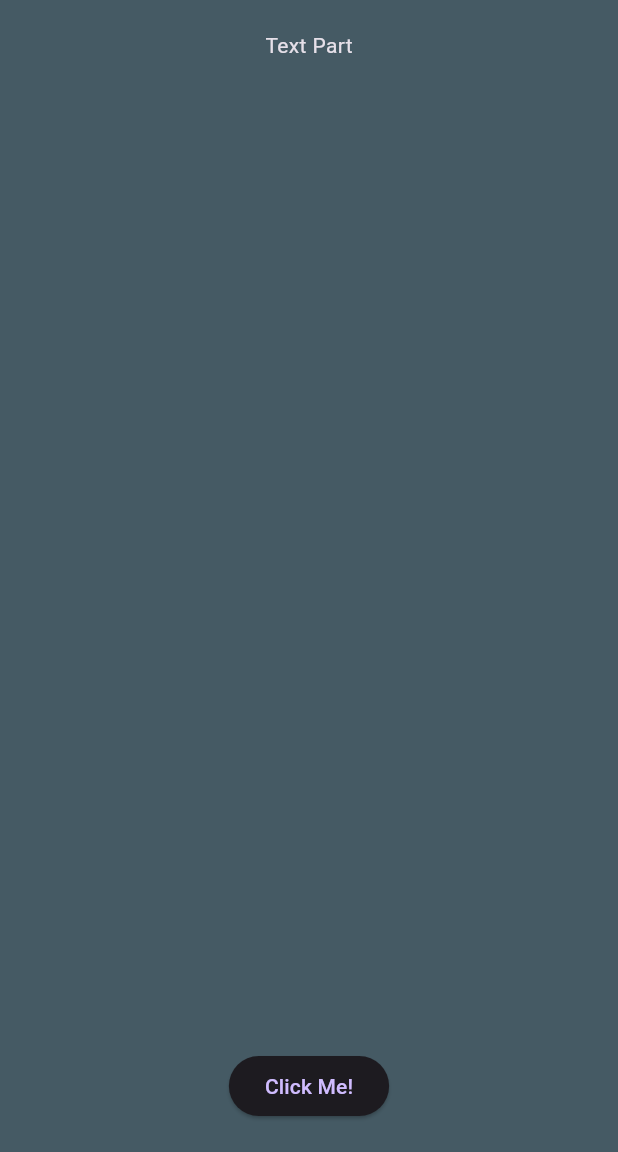
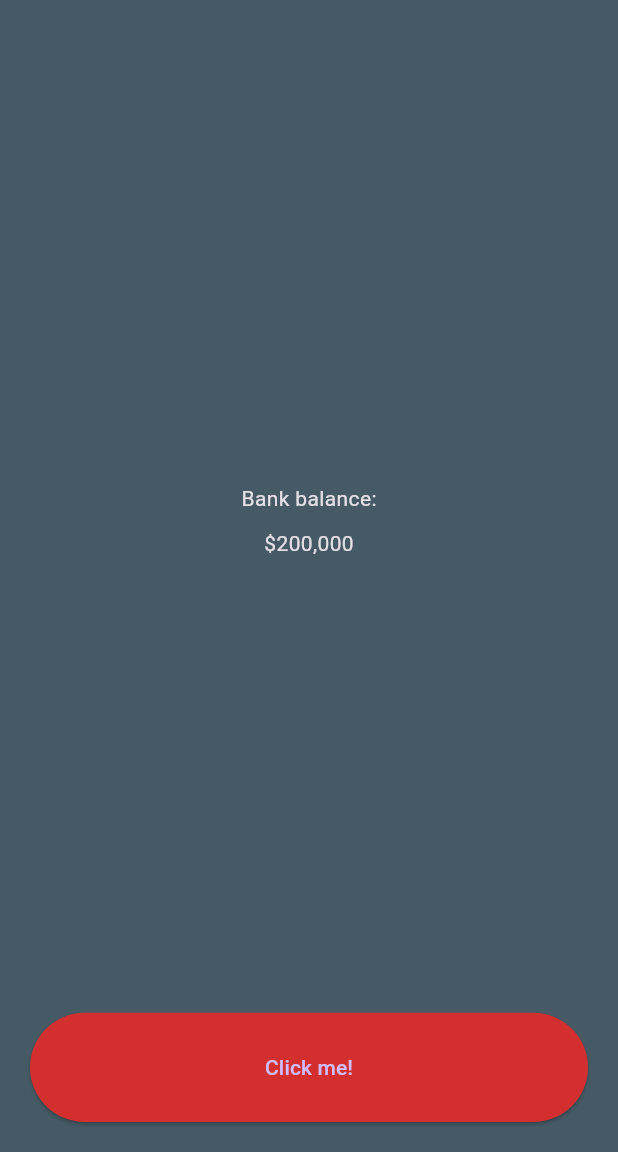
Before and after one commit to Emekaony/Billionaire-App, a Flutter app: the screen it shows after launch, on a phone screen of 412 x 824 dp, the part 84-1236 px from its top. Run offline on Flutter 3.47's test engine with Material 3 defaults, Android fonts, the phone set to English and light mode, and no system bars.

Commit message:
So we learned about the expanded widget coupled with the flex property

```diff
--- a/lib/main.dart
+++ b/lib/main.dart
@@ -17,7 +17,7 @@
   @override
   Widget build(BuildContext context) {
     return MaterialApp(
-      theme: ThemeData.dark(),
+      theme: ThemeData.dark(useMaterial3: true),
       home: Scaffold(
         appBar: AppBar(title: Text("Billionaire App")),
         body: Container(
@@ -26,12 +26,30 @@
           height: double.infinity,
           color: Colors.blueGrey[700],
           child: Column(
-            mainAxisAlignment: MainAxisAlignment.spaceBetween,
             children: [
-              Text("Text Part"),
-              ElevatedButton(
-                onPressed: onButtonPressed,
-                child: Text("Click Me!"),
+              Expanded(
+                flex: 9,
+                child: SizedBox(
+                  child: Column(
+                    mainAxisAlignment: MainAxisAlignment.center,
+                    children: [
+                      Text("Bank balance:"),
+                      SizedBox(height: 10),
+                      Text("\$200,000"),
+                    ],
+                  ),
+                ),
+              ),
+              Expanded(
+                flex: 1,
+                child: ElevatedButton(
+                  style: ElevatedButton.styleFrom(
+                    backgroundColor: Colors.red[700],
+                    minimumSize: Size(double.infinity, 0),
+                  ),
+                  onPressed: onButtonPressed,
+                  child: Text("Click me!"),
+                ),
               ),
             ],
           ),
--- a/notes.txt
+++ b/notes.txt
@@ -0,0 +1,2 @@
+- Expanded widget allows u to take up as mich space as possible
+- Along with flex, the Expanded widget can be very powerful
```
